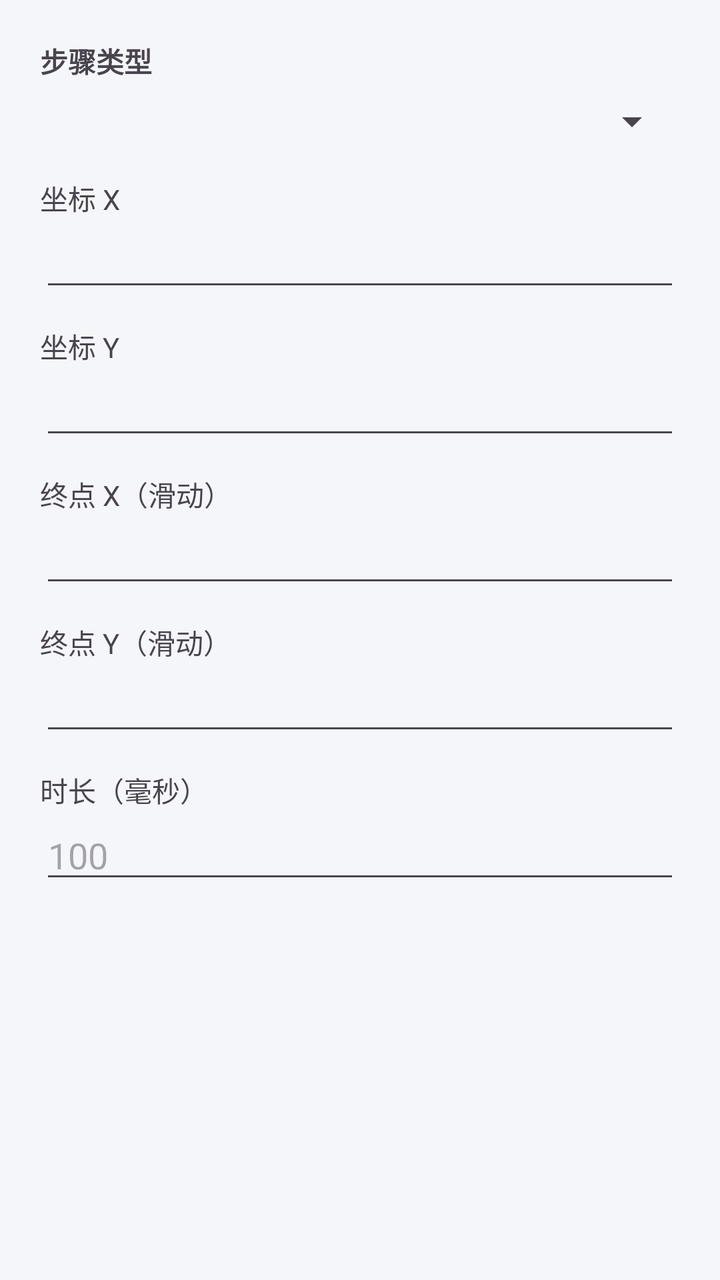
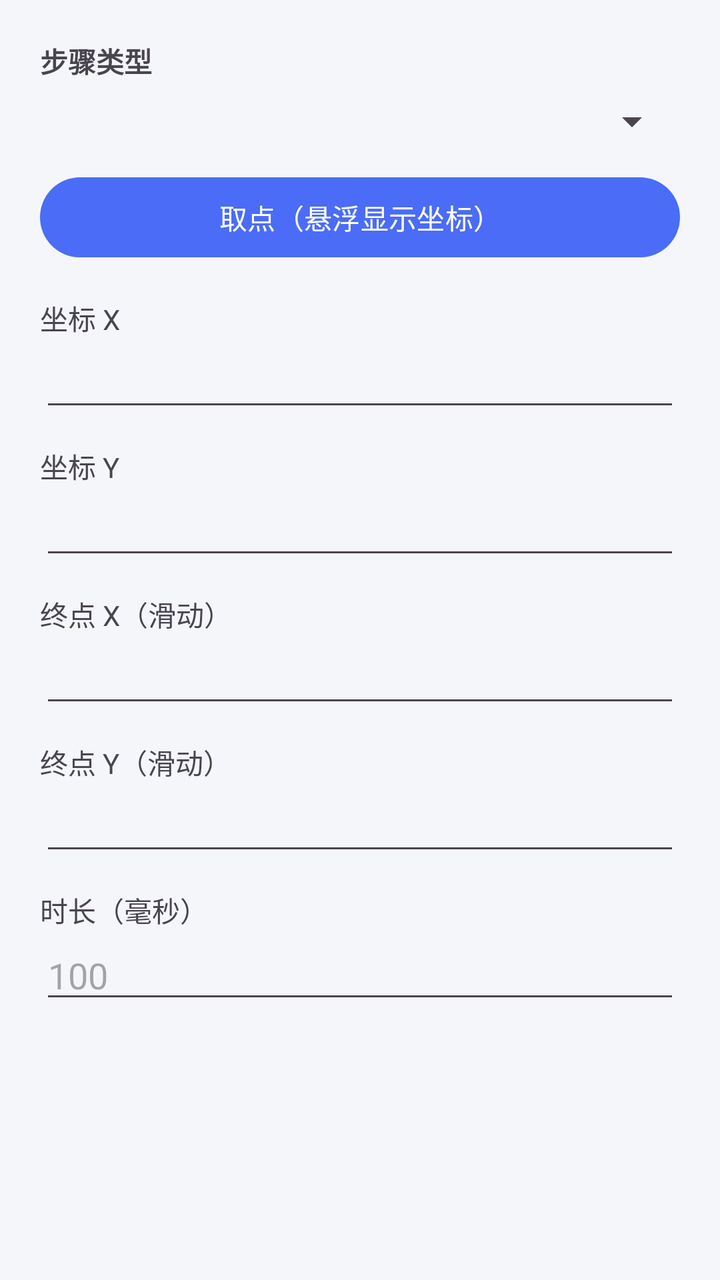

The first picture is an Android layout as it rendered before a commit; the second is the same layout after the commit. The layout source and the unified diff follow.
<!-- AndroidManifest.xml: application theme Theme.Clicker -->
<!-- res/layout/dialog_step_edit.xml -->
<?xml version="1.0" encoding="utf-8"?>
<ScrollView xmlns:android="http://schemas.android.com/apk/res/android"
    android:layout_width="match_parent"
    android:layout_height="wrap_content">

    <LinearLayout
        android:layout_width="match_parent"
        android:layout_height="wrap_content"
        android:orientation="vertical"
        android:padding="20dp">

        <TextView
            android:layout_width="wrap_content"
            android:layout_height="wrap_content"
            android:text="步骤类型"
            android:textStyle="bold" />

        <Spinner
            android:id="@+id/spinner_type"
            android:layout_width="match_parent"
            android:layout_height="wrap_content"
            android:layout_marginTop="8dp" />

        <TextView
            android:id="@+id/label_x"
            android:layout_width="wrap_content"
            android:layout_height="wrap_content"
            android:layout_marginTop="16dp"
            android:text="坐标 X" />

        <EditText
            android:id="@+id/et_step_x"
            android:layout_width="match_parent"
            android:layout_height="wrap_content"
            android:inputType="numberDecimal" />

        <TextView
            android:id="@+id/label_y"
            android:layout_width="wrap_content"
            android:layout_height="wrap_content"
            android:layout_marginTop="12dp"
            android:text="坐标 Y" />

        <EditText
            android:id="@+id/et_step_y"
            android:layout_width="match_parent"
            android:layout_height="wrap_content"
            android:inputType="numberDecimal" />

        <TextView
            android:id="@+id/label_x2"
            android:layout_width="wrap_content"
            android:layout_height="wrap_content"
            android:layout_marginTop="12dp"
            android:text="终点 X（滑动）" />

        <EditText
            android:id="@+id/et_step_x2"
            android:layout_width="match_parent"
            android:layout_height="wrap_content"
            android:inputType="numberDecimal" />

        <TextView
            android:id="@+id/label_y2"
            android:layout_width="wrap_content"
            android:layout_height="wrap_content"
            android:layout_marginTop="12dp"
            android:text="终点 Y（滑动）" />

        <EditText
            android:id="@+id/et_step_y2"
            android:layout_width="match_parent"
            android:layout_height="wrap_content"
            android:inputType="numberDecimal" />

        <TextView
            android:id="@+id/label_duration"
            android:layout_width="wrap_content"
            android:layout_height="wrap_content"
            android:layout_marginTop="12dp"
            android:text="时长（毫秒）" />

        <EditText
            android:id="@+id/et_step_duration"
            android:layout_width="match_parent"
            android:layout_height="wrap_content"
            android:inputType="number"
            android:hint="100" />

    </LinearLayout>
</ScrollView>
<!-- resources referenced by this layout -->
<resources>
  <style name="Theme.Clicker" parent="Theme.Material3.DayNight.NoActionBar">
          <item name="colorPrimary">@color/primary</item>
          <item name="colorPrimaryDark">@color/primary_dark</item>
          <item name="colorAccent">@color/accent</item>
          <item name="android:statusBarColor">@color/bg</item>
          <item name="android:windowBackground">@color/bg</item>
      </style>
  <color name="primary">#4A6CF7</color>
  <color name="primary_dark">#3A56D4</color>
  <color name="accent">#FF6B6B</color>
  <color name="bg">#F5F6FA</color>
</resources>

<!-- the commit's change to res/layout/dialog_step_edit.xml (unified diff, before → after) -->
@@ -20,6 +20,13 @@
             android:layout_width="match_parent"
             android:layout_height="wrap_content"
             android:layout_marginTop="8dp" />
+
+        <Button
+            android:id="@+id/btn_pick_point"
+            android:layout_width="match_parent"
+            android:layout_height="wrap_content"
+            android:layout_marginTop="12dp"
+            android:text="取点（悬浮显示坐标）" />
 
         <TextView
             android:id="@+id/label_x"
